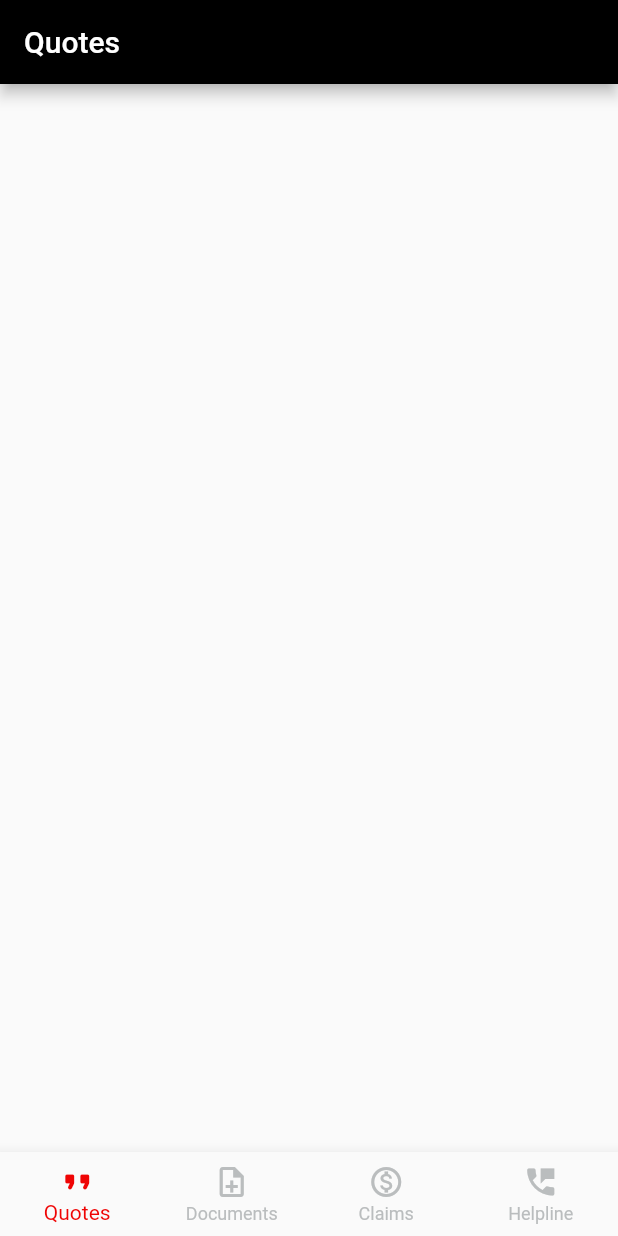
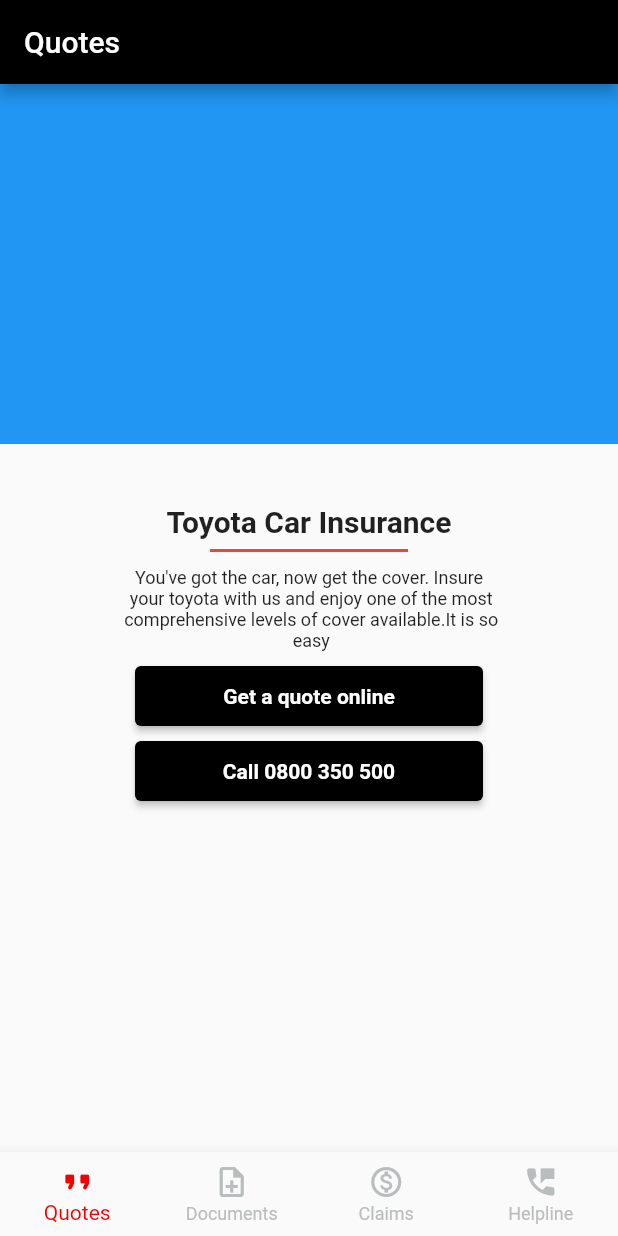
Before and after one commit to roshanRgowda/new_flutter, a Flutter app: the screen it shows after launch, on a phone screen of 412 x 824 dp. Run offline on Flutter 3.47's test engine with Material 2 defaults, Android fonts, the phone set to English and light mode, and no system bars.

Commit message:
dec6 modified2

```diff
--- a/navApp/lib/screens/Quotes.dart
+++ b/navApp/lib/screens/Quotes.dart
@@ -1,4 +1,5 @@
-import 'package:flutter/cupertino.dart';
+import 'dart:ui';
+
 import 'package:flutter/material.dart';
 
 void main(List<String> args) {
@@ -15,6 +16,77 @@
         title: const Text('Quotes'),
         backgroundColor: Colors.black,
       ),
+      body: ListView(
+        children: [
+          Container(
+            height: 240,
+            color: Colors.blue,
+          ),
+          Container(
+            padding: const EdgeInsets.fromLTRB(20, 40, 20, 0),
+            alignment: Alignment.center,
+            child: const SizedBox(
+              height: 30,
+              child: Text(
+                'Toyota Car Insurance',
+                style: TextStyle(fontSize: 20, fontWeight: FontWeight.bold),
+              ),
+            ),
+          ),
+          Padding(
+            padding: EdgeInsets.symmetric(horizontal: 140.0),
+            child: Container(
+              height: 2.0,
+              width: 10,
+              color: Colors.red,
+            ),
+          ),
+          Container(
+            alignment: Alignment.center,
+            margin: const EdgeInsets.fromLTRB(10, 10, 10, 10),
+            child: const SizedBox(
+              // height: 50,
+              child: Text(
+                'You\'ve got the car, now get the cover. Insure\n your toyota with us and enjoy one of the most\n comprehensive levels of cover available.It is so\n easy',
+                style: TextStyle(
+                  fontSize: 12,
+                ),
+                textAlign: TextAlign.center,
+              ),
+            ),
+          ),
+          Container(
+            margin: const EdgeInsets.only(left: 90, right: 90),
+            height: 40, //height of button
+            width: 4000,
+            child: ElevatedButton(
+              style: ElevatedButton.styleFrom(backgroundColor: Colors.black),
+              child: const Text(
+                'Get a quote online',
+                style: TextStyle(fontWeight: FontWeight.bold),
+              ),
+              onPressed: () => {},
+            ),
+          ),
+          const SizedBox(
+            //Use of SizedBox
+            height: 10,
+          ),
+          Container(
+            margin: const EdgeInsets.only(left: 90, right: 90),
+            height: 40, //height of button
+            width: 4000,
+            child: ElevatedButton(
+              style: ElevatedButton.styleFrom(backgroundColor: Colors.black),
+              child: const Text(
+                'Call 0800 350 500',
+                style: TextStyle(fontWeight: FontWeight.bold),
+              ),
+              onPressed: () => {},
+            ),
+          )
+        ],
+      ),
     );
   }
 }
```
Also changed, not shown: navApp/lib/screens/claimspage.dart (+47 -2 lines).
